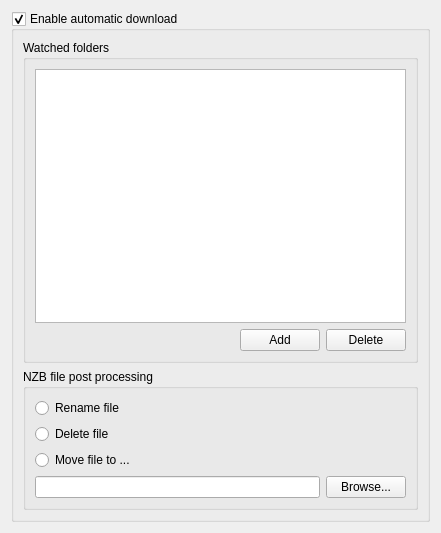
First picture: the form in app/gui/nzbcore.ui, repository ensisoft/newsflash-plus, before the edit.
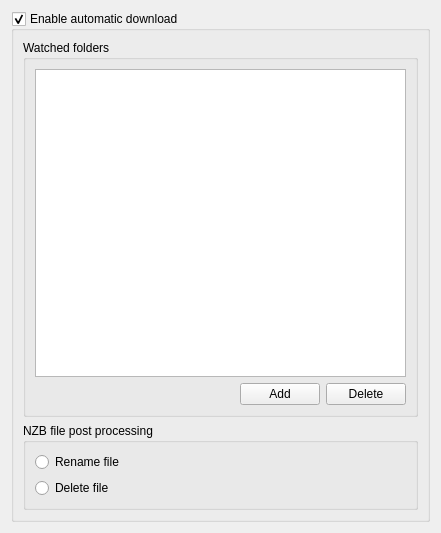
Second picture: the form after the edit.

Diff of the .ui file:
```diff
--- a/app/gui/nzbcore.ui
+++ b/app/gui/nzbcore.ui
@@ -89,27 +89,6 @@
            </property>
           </widget>
          </item>
-         <item>
-          <widget class="QRadioButton" name="rdbMoveProcessed">
-           <property name="text">
-            <string>Move file to ...</string>
-           </property>
-          </widget>
-         </item>
-         <item>
-          <layout class="QHBoxLayout" name="horizontalLayout_3">
-           <item>
-            <widget class="QLineEdit" name="editDumpFolder"/>
-           </item>
-           <item>
-            <widget class="QPushButton" name="btnSelectDumpFolder">
-             <property name="text">
-              <string>Browse...</string>
-             </property>
-            </widget>
-           </item>
-          </layout>
-         </item>
         </layout>
        </widget>
       </item>
```
Left out of the diff: 114 changed lines with no effect on the pictures.
